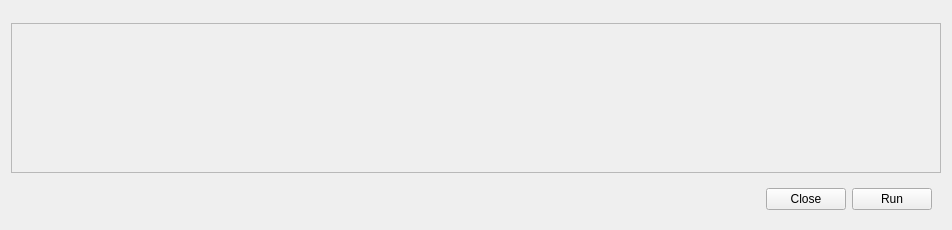
c-mellueh/SOM-Toolkit, file som_gui/module/ifc_importer/qt/Widget.ui: the form before one commit.
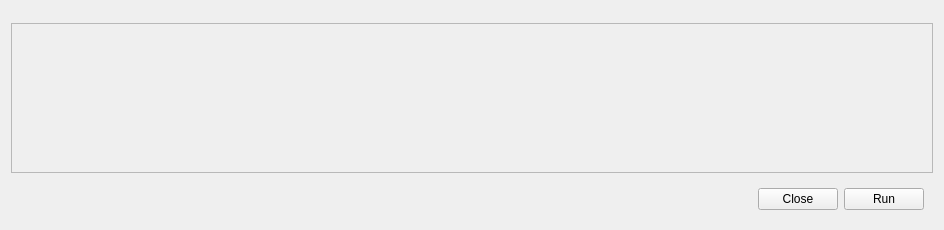
The form after the commit. Custom widgets are drawn as their Qt base class.

Diff of the .ui file:
```diff
--- a/som_gui/module/ifc_importer/qt/Widget.ui
+++ b/som_gui/module/ifc_importer/qt/Widget.ui
@@ -6,8 +6,8 @@
    <rect>
     <x>0</x>
     <y>0</y>
-    <width>952</width>
-    <height>230</height>
+    <width>944</width>
+    <height>74</height>
    </rect>
   </property>
   <property name="sizePolicy">
@@ -59,7 +59,7 @@
        <rect>
         <x>0</x>
         <y>0</y>
-        <width>932</width>
+        <width>924</width>
         <height>148</height>
        </rect>
       </property>
```
